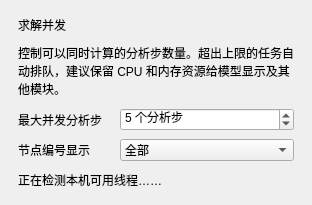
First picture: the form in YQY/GUI/Ui/SettingsPanel.ui, repository jiwangxia/YQY_BB, before the edit.
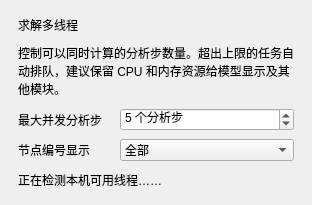
Second picture: the form after the edit.

The edit to the form file:
```diff
--- a/YQY/GUI/Ui/SettingsPanel.ui
+++ b/YQY/GUI/Ui/SettingsPanel.ui
@@ -21,7 +21,7 @@
       <property name="rightMargin"><number>18</number></property>
       <property name="bottomMargin"><number>16</number></property>
       <property name="spacing"><number>10</number></property>
-      <item><widget class="QLabel" name="titleLabel"><property name="text"><string>求解并发</string></property></widget></item>
+      <item><widget class="QLabel" name="titleLabel"><property name="text"><string>求解多线程</string></property></widget></item>
       <item><widget class="QLabel" name="descriptionLabel"><property name="text"><string>控制可以同时计算的分析步数量。超出上限的任务自动排队，建议保留 CPU 和内存资源给模型显示及其他模块。</string></property><property name="wordWrap"><bool>true</bool></property></widget></item>
       <item>
        <layout class="QFormLayout" name="concurrencyForm">
```
